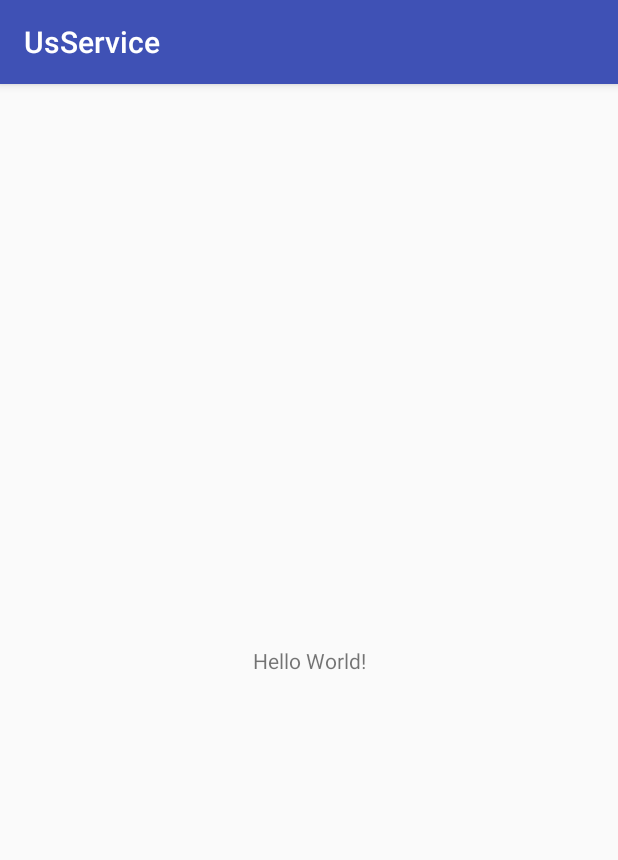
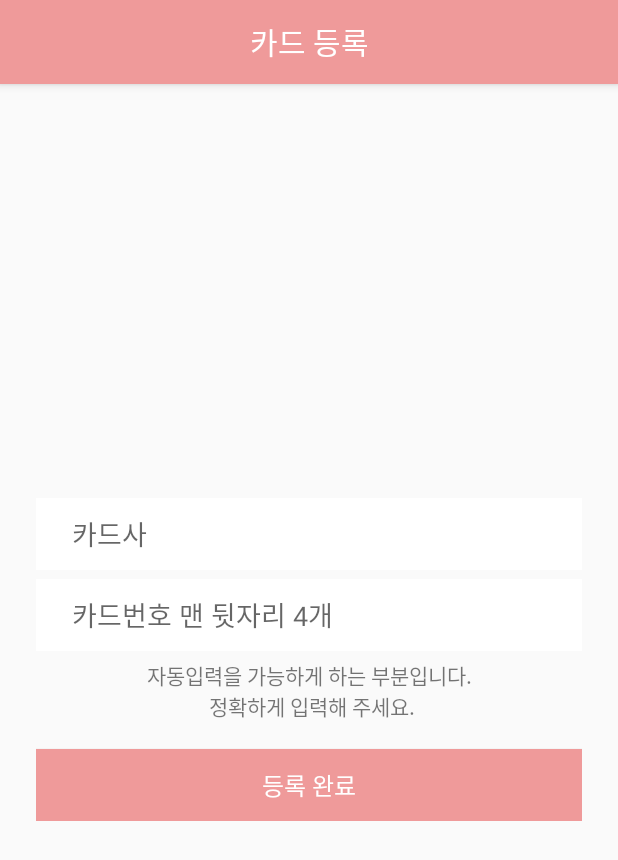
Before and after one commit to Jeongki-Son/usservice_android, an Android app: the screen it shows after launch (MainActivity before the commit, CardActivity after it), on a phone screen of 412 x 824 dp. Shown: the top 860 px of the screen. Run offline under Robolectric (Android 15) with nearby library versions, the phone set to English and light mode, and no system bars.

Commit message:
post card data to server

```diff
--- a/app/build.gradle
+++ b/app/build.gradle
@@ -21,13 +21,14 @@ android {
 apply plugin: 'com.neenbedankt.android-apt'
 
 dependencies {
-    apt 'com.bluelinelabs:logansquare-compiler:1.3.6'
-    compile 'com.bluelinelabs:logansquare:1.3.6'
     compile fileTree(dir: 'libs', include: ['*.jar'])
     androidTestCompile('com.android.support.test.espresso:espresso-core:2.2.2', {
         exclude group: 'com.android.support', module: 'support-annotations'
     })
+    compile 'com.bluelinelabs:logansquare:1.3.6'
     compile 'com.android.support:appcompat-v7:25.3.1'
+    compile 'com.android.support:design:25.3.1'
     compile 'com.android.support.constraint:constraint-layout:1.0.2'
     testCompile 'junit:junit:4.12'
+    apt 'com.bluelinelabs:logansquare-compiler:1.3.6'
 }
--- a/app/src/main/AndroidManifest.xml
+++ b/app/src/main/AndroidManifest.xml
@@ -1,6 +1,7 @@
 <?xml version="1.0" encoding="utf-8"?>
 <manifest xmlns:android="http://schemas.android.com/apk/res/android"
-    package="com.seoultechus.us.usservice" >
+          package="com.seoultechus.us.usservice">
+
     <uses-permission android:name="android.permission.RECEIVE_BOOT_COMPLETED"/>
     <uses-permission android:name="android.permission.INTERNET"/>
     <uses-permission android:name="android.permission.READ_SMS"/>
@@ -12,21 +13,31 @@
         android:label="@string/app_name"
         android:roundIcon="@mipmap/ic_launcher_round"
         android:supportsRtl="true"
-        android:theme="@style/AppTheme" >
-        <activity android:name=".MainActivity" >
-            <intent-filter>
-                <action android:name="android.intent.action.MAIN" />
+        android:theme="@style/AppTheme">
+        <activity android:name=".MainActivity">
+            <!--<intent-filter>-->
+                <!--<action android:name="android.intent.action.MAIN"/>-->
 
-                <category android:name="android.intent.category.LAUNCHER" />
-            </intent-filter>
+                <!--<category android:name="android.intent.category.LAUNCHER"/>-->
+            <!--</intent-filter>-->
         </activity>
-        <receiver android:name=".SMSReceiver"
-                  android:enabled="true">
+
+        <receiver
+            android:name=".SMSReceiver"
+            android:enabled="true">
             <intent-filter android:priority="10000">
                 <action android:name="android.intent.action.BOOT_COMPLETED"/>
                 <action android:name="android.provider.Telephony.SMS_RECEIVED"/>
             </intent-filter>
         </receiver>
+
+        <activity android:name=".CardActivity">
+            <intent-filter>
+                <action android:name="android.intent.action.MAIN"/>
+
+                <category android:name="android.intent.category.LAUNCHER"/>
+            </intent-filter>
+        </activity>
     </application>
 
 </manifest>
--- a/app/src/main/java/com/seoultechus/us/usservice/AppData.java
+++ b/app/src/main/java/com/seoultechus/us/usservice/AppData.java
@@ -7,6 +7,10 @@ package com.seoultechus.us.usservice;
 public class AppData {
     public static final String host = "https://usservice-ghkdgh2365.c9users.io";
 
+    // card routes
+    public static final String postCard = host + "/cards";
+
     // receipt routes
     public static final String postReceipt = host + "/receipts";
+
 }
--- /dev/null
+++ b/app/src/main/java/com/seoultechus/us/usservice/CardActivity.java
@@ -0,0 +1,43 @@
+package com.seoultechus.us.usservice;
+
+import android.support.v7.app.AppCompatActivity;
+import android.os.Bundle;
+import android.view.View;
+import android.widget.Button;
+import android.widget.EditText;
+
+import org.json.JSONException;
+import org.json.JSONObject;
+
+import java.io.IOException;
+
+public class CardActivity extends AppCompatActivity {
+    private EditText cardCompanyEditText;
+    private EditText cardNumberEditText;
+    private Button submitButton;
+
+    @Override
+    protected void onCreate(Bundle savedInstanceState) {
+        super.onCreate(savedInstanceState);
+        setContentView(R.layout.activity_card);
+
+        cardCompanyEditText = (EditText) findViewById(R.id.card_company);
+        cardNumberEditText = (EditText) findViewById(R.id.card_number);
+        submitButton = (Button) findViewById(R.id.submit_button);
+
+        submitButton.setOnClickListener(new View.OnClickListener() {
+            @Override
+            public void onClick(View v) {
+                new UrlConnection().setUrl(AppData.postCard)
+                        .setRequestMethod(UrlConnection.RequestMethod.POST)
+                        .setJsonObject(new Params().add("card_company", String.valueOf(cardCompanyEditText.getText())).add("card_number", String.valueOf(cardNumberEditText.getText())))
+                        .setListener(new UrlConnection.OnConnectionCompleteListener() {
+                            @Override
+                            public JSONObject onComplete(JSONObject response) throws IOException, JSONException {
+                                return null;
+                            }
+                        }).execute();
+            }
+    });
+    }
+}
--- a/app/src/main/java/com/seoultechus/us/usservice/SMSReceiver.java
+++ b/app/src/main/java/com/seoultechus/us/usservice/SMSReceiver.java
@@ -117,9 +117,8 @@ public class SMSReceiver extends BroadcastReceiver {
             case "신한":
                 Log.d(TAG, "신한");
                 content = messageList.get(6);
-                if (messageList.size() > 6)
+                if (messageList.size() > 7)
                     content = content+" "+messageList.get(7);
-                    // Log.d(TAG, content+" "+messageList.get(7));
                 Log.d(TAG, content);
                 break;
             case "NH":
--- /dev/null
+++ b/app/src/main/res/layout/activity_card.xml
@@ -0,0 +1,80 @@
+<?xml version="1.0" encoding="utf-8"?>
+<RelativeLayout
+    xmlns:android="http://schemas.android.com/apk/res/android"
+    xmlns:app="http://schemas.android.com/apk/res-auto"
+    xmlns:tools="http://schemas.android.com/tools"
+    android:layout_width="match_parent"
+    android:layout_height="match_parent"
+    android:orientation="vertical"
+    tools:context="com.seoultechus.us.usservice.CardActivity">
+    <android.support.design.widget.AppBarLayout
+        android:layout_width="match_parent"
+        android:layout_height="wrap_content"
+        android:id="@+id/view"
+        android:orientation="vertical">
+    <include
+        layout="@layout/app_bar_main"
+        android:layout_width="match_parent"
+        android:layout_height="match_parent" />
+    </android.support.design.widget.AppBarLayout>
+
+    <ScrollView
+        android:layout_below="@+id/view"
+        android:layout_width="match_parent"
+        android:layout_height="match_parent"
+        android:orientation="horizontal"
+        android:padding="24dp">
+        <LinearLayout
+            android:layout_width="match_parent"
+            android:layout_height="match_parent"
+            android:layout_gravity="center"
+            android:orientation="vertical">
+
+            <LinearLayout
+                android:layout_width="match_parent"
+                android:layout_height="wrap_content"
+                android:orientation="vertical"
+                android:layout_marginBottom="18dp">
+                <EditText
+                    android:id="@+id/card_company"
+                    android:layout_width="match_parent"
+                    android:layout_height="48dp"
+                    android:paddingLeft="24dp"
+                    android:layout_marginBottom="6dp"
+                    android:hint="카드사"
+                    android:lines="1"
+                    android:maxLength="10"
+                    android:background="@color/colorPrimary"/>
+                <EditText
+                    android:id="@+id/card_number"
+                    android:layout_width="match_parent"
+                    android:layout_height="48dp"
+                    android:paddingLeft="24dp"
+                    android:layout_marginBottom="6dp"
+                    android:hint="카드번호 맨 뒷자리 4개"
+                    android:lines="1"
+                    android:maxLength="4"
+                    android:background="@color/colorPrimary"/>
+                <TextView
+                    android:layout_width="match_parent"
+                    android:layout_height="wrap_content"
+                    android:lines="2"
+                    android:paddingLeft="36dp"
+                    android:paddingRight="36dp"
+                    android:textAlignment="center"
+                    android:text="자동입력을 가능하게 하는 부분입니다.\n 정확하게 입력해 주세요."/>
+            </LinearLayout>
+
+            <Button
+                android:id="@+id/submit_button"
+                android:layout_width="match_parent"
+                android:layout_height="wrap_content"
+                android:text="등록 완료"
+                android:textSize="16dp"
+                android:textColor="@color/colorPrimary"
+                android:background="@color/colorMain"/>
+
+        </LinearLayout>
+    </ScrollView>
+
+</RelativeLayout>
--- /dev/null
+++ b/app/src/main/res/layout/app_bar_main.xml
@@ -0,0 +1,47 @@
+<?xml version="1.0" encoding="utf-8"?>
+<android.support.design.widget.CoordinatorLayout xmlns:android="http://schemas.android.com/apk/res/android"
+                                                 xmlns:app="http://schemas.android.com/apk/res-auto"
+                                                 xmlns:tools="http://schemas.android.com/tools"
+                                                 android:layout_width="match_parent"
+                                                 android:layout_height="wrap_content"
+                                                 tools:context=".CardActivity">
+    <android.support.design.widget.AppBarLayout
+        android:layout_width="match_parent"
+        android:layout_height="wrap_content"
+        android:theme="@style/AppTheme.AppBarOverlay">
+
+        <android.support.v7.widget.Toolbar
+            android:id="@+id/toolbar"
+            android:layout_width="match_parent"
+            android:layout_height="?attr/actionBarSize"
+            android:paddingLeft="0dp"
+            android:paddingRight="0dp"
+            app:contentInsetStart="0dp"
+            app:theme="@style/ThemeOverlay.AppCompat.Dark.ActionBar">
+
+            <RelativeLayout
+                android:layout_width="match_parent"
+                android:layout_height="match_parent">
+                <ImageView
+                    android:id="@+id/btn_back"
+                    android:padding="16dp"
+                    android:layout_width="wrap_content"
+                    android:layout_height="match_parent"
+                    android:layout_alignParentLeft="true"/>
+                <TextView
+                    android:id="@+id/app_bar_title"
+                    android:layout_width="match_parent"
+                    android:layout_height="match_parent"
+                    android:gravity="center"
+                    android:textColor="#FFF"
+                    android:background="@color/colorMain"
+                    android:textSize="20dp"
+                    android:text="카드 등록"/>
+            </RelativeLayout>
+        </android.support.v7.widget.Toolbar>
+
+    </android.support.design.widget.AppBarLayout>
+
+    <!--<include layout="@layout/content_main2" />-->
+
+</android.support.design.widget.CoordinatorLayout>
--- /dev/null
+++ b/app/src/main/res/values-v21/styles.xml
@@ -0,0 +1,14 @@
+<?xml version="1.0" encoding="utf-8"?>
+<resources>
+
+    <style name="AppTheme" parent="Theme.AppCompat.Light.NoActionBar">
+        <!-- Customize your theme here. -->
+        <item name="colorPrimary">@color/colorPrimary</item>
+        <item name="colorPrimaryDark">@color/colorPrimaryDark</item>
+        <item name="colorAccent">@color/colorAccent</item>
+        <item name="android:navigationBarColor">@color/black</item>
+        <item name="android:textColorPrimary">@color/primary_text_material_light</item>
+        <item name="android:colorBackground">@color/background_material_light</item>
+        <item name="android:textColorPrimaryInverse">@color/background_material_dark</item>
+    </style>
+</resources>
--- a/app/src/main/res/values/colors.xml
+++ b/app/src/main/res/values/colors.xml
@@ -1,6 +1,9 @@
 <?xml version="1.0" encoding="utf-8"?>
 <resources>
-    <color name="colorPrimary">#3F51B5</color>
+    <color name="colorPrimary">#ffffff</color>
     <color name="colorPrimaryDark">#303F9F</color>
     <color name="colorAccent">#FF4081</color>
+    <color name="black">#000000</color>
+    <color name="primary_text_material_light">#393939</color>
+    <color name="colorMain">#ef9a9a</color>
 </resources>
--- a/app/src/main/res/values/styles.xml
+++ b/app/src/main/res/values/styles.xml
@@ -8,4 +8,5 @@
         <item name="colorAccent">@color/colorAccent</item>
     </style>
 
+    <style name="AppTheme.AppBarOverlay" parent="AppTheme" />
 </resources>
```
